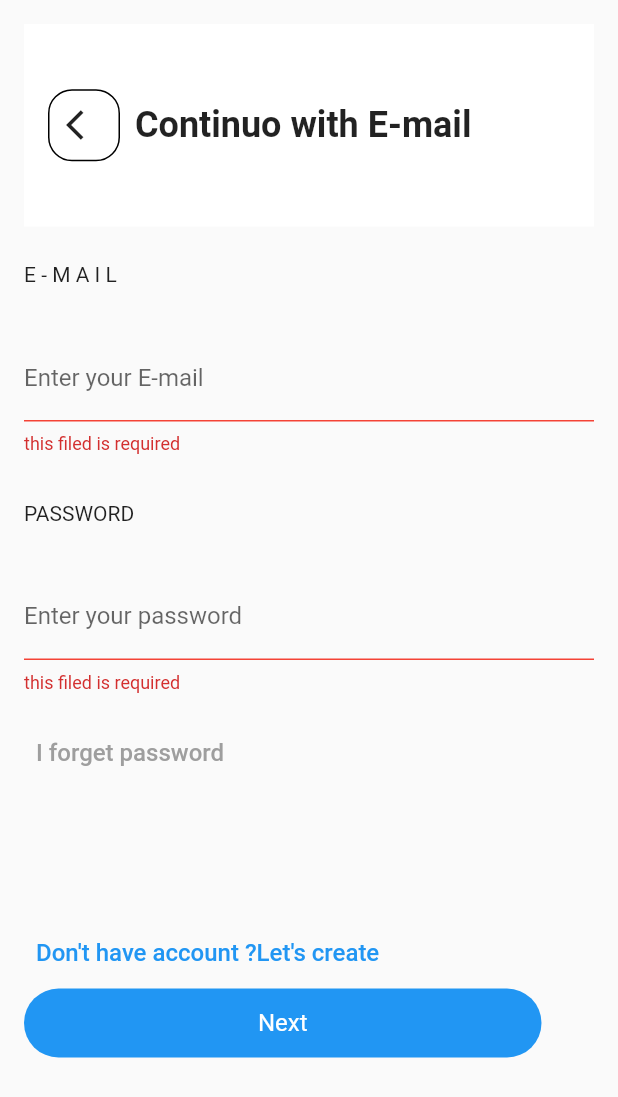
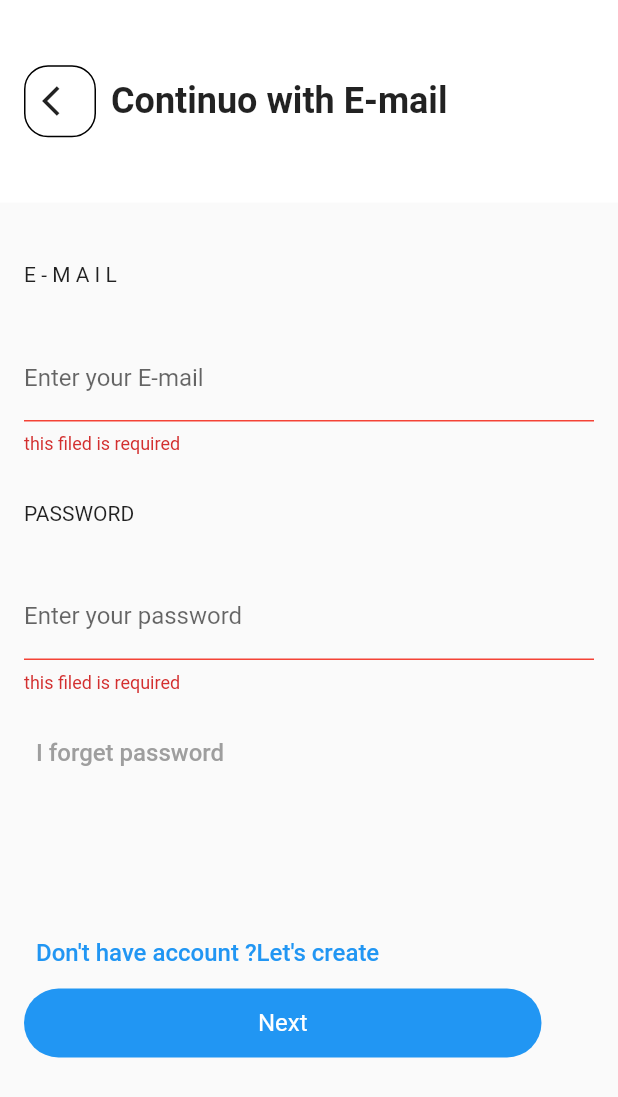
Before and after one commit to KhaledElalfy1/Habit-tracker, a Flutter app: the ContinueWithEmail screen opened directly, after a tap on "Next", on a phone screen of 412 x 824 dp. Shown: the top 1097 px of the screen. Run offline on Flutter 3.47's test engine with Material 2 defaults, Android fonts, the phone set to English and light mode, and no system bars; our stand-ins replace bloc, firebase_auth, firebase_core, flutter_bloc, flutter_svg, percent_indicator and 1 more; accounts and stored records are empty.

Commit message:
finish all about sign in screen

```diff
--- a/lib/features/signin/presentation/view/continue_with_email_screen.dart
+++ b/lib/features/signin/presentation/view/continue_with_email_screen.dart
@@ -1,4 +1,3 @@
-import 'package:firebase_auth/firebase_auth.dart';
 import 'package:flutter/material.dart';
 import 'package:flutter_bloc/flutter_bloc.dart';
 import 'package:habit_tracker/features/forget_password/presentation/view/forget_password_screen.dart';
@@ -45,15 +44,18 @@ class _ContinueWithEmailState extends State<ContinueWithEmail> {
             }
           },
           builder: (context, state) {
-            return Padding(
+            if (state is SignInInitial) {
+              return SingleChildScrollView(
+                child: Column(
+                  children: [
+                    const CustomAppBar(text: 'Continuo with E-mail'),
+                    Padding(
                       padding: const EdgeInsets.all(16.0),
-              child: SingleChildScrollView(
                       child: Form(
                         key: globalKey,
                         child: Column(
                           crossAxisAlignment: CrossAxisAlignment.start,
                           children: [
-                      const CustomAppBar(text: 'Continuo with E-mail'),
                             const SizedBox(
                               height: 24,
                             ),
@@ -92,7 +94,8 @@ class _ContinueWithEmailState extends State<ContinueWithEmail> {
                                 Navigator.push(
                                   context,
                                   MaterialPageRoute(
-                              builder: (context) => const ForgetPAssword(),
+                                    builder: (context) =>
+                                        const ForgetPAssword(),
                                   ),
                                 );
                               },
@@ -129,7 +132,7 @@ class _ContinueWithEmailState extends State<ContinueWithEmail> {
                               onTap: () {
                                 if (globalKey.currentState!.validate()) {
                                   BlocProvider.of<SignInCubit>(context)
-                                .signin(email: email, password: password);
+                                      .signIn(email: email, password: password);
                                 }
                               },
                             ),
@@ -137,43 +140,25 @@ class _ContinueWithEmailState extends State<ContinueWithEmail> {
                         ),
                       ),
                     ),
+                  ],
+                ),
               );
+            } else if (state is SignInSuccess) {
+              return const Center(
+                child: Text('Success'),
+              );
+            } else if (state is SignInFailure) {
+              return Center(
+                child: Text(state.eMessage),
+              );
+            } else {
+              return const Center(
+                child: CircularProgressIndicator(),
+              );
+            }
           },
         ),
       ),
     );
   }
-
-  // void _navigationAfterValidation() async {
-  //   if (globalKey.currentState!.validate()) {
-  //     try {
-  //       UserCredential userCredential =
-  //           await FirebaseAuth.instance.signInWithEmailAndPassword(
-  //         email: email,
-  //         password: password,
-  //       );
-  //     } on FirebaseAuthException catch (e) {
-  //       _handelFirebaseErrors(e);
-  //     }
-
-  //     _homeNavigation();
-  //   }
-  // }
-
-  // void _homeNavigation() {
-  //   Navigator.push(
-  //     context,
-  //     MaterialPageRoute(
-  //       builder: (context) => const HomeView(),
-  //     ),
-  //   );
-  // }
-
-  // void _handelFirebaseErrors(FirebaseAuthException e) {
-  //   if (e.code == 'user-not-found') {
-  //     debugPrint('No user found for that email.');
-  //   } else if (e.code == 'wrong-password') {
-  //     debugPrint('Wrong password provided for that user.');
-  //   }
-  // }
 }
--- a/lib/features/signin/presentation/view_model/sign_in_cubit/sign_in_cubit.dart
+++ b/lib/features/signin/presentation/view_model/sign_in_cubit/sign_in_cubit.dart
@@ -7,7 +7,7 @@ part 'sign_in_state.dart';
 class SignInCubit extends Cubit<SignInState> {
   SignInCubit() : super(SignInInitial());
 
-  void signin({required String email, required String password}) async {
+  void signIn({required String email, required String password}) async {
     emit(SignInInitial());
 
     try {
```
Lines whose indentation alone changed are shown as unchanged.
